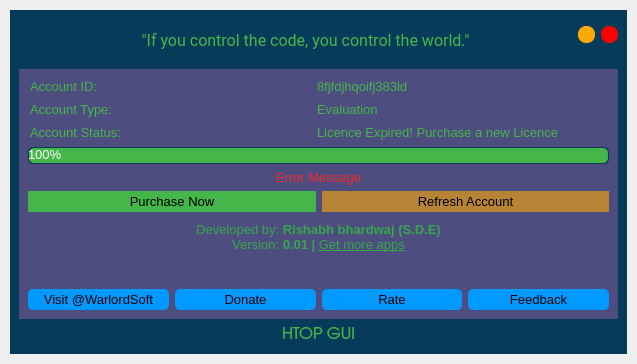
Before: the Qt Designer form src/ui_main.ui in rishabh3354/htop, drawn with Qt 5.
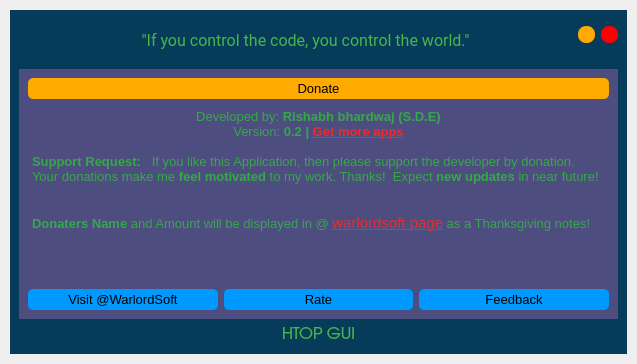
After: the same form once the commit is applied. The open tabs and pages were chosen to show the change. Icons and pictures are not drawn.

```diff
--- a/src/ui_main.ui
+++ b/src/ui_main.ui
@@ -303,7 +303,7 @@
              <string notr="true">background-color: none;</string>
             </property>
             <property name="currentIndex">
-             <number>1</number>
+             <number>3</number>
             </property>
             <widget class="QWidget" name="page_home">
              <property name="styleSheet">
@@ -871,12 +871,25 @@
 </string>
                   </property>
                   <property name="text">
-                   <string>App Settings</string>
+                   <string>Settings</string>
                   </property>
                  </widget>
                 </item>
                </layout>
               </item>
+              <item>
+               <spacer name="horizontalSpacer_11">
+                <property name="orientation">
+                 <enum>Qt::Horizontal</enum>
+                </property>
+                <property name="sizeHint" stdset="0">
+                 <size>
+                  <width>40</width>
+                  <height>20</height>
+                 </size>
+                </property>
+               </spacer>
+              </item>
               <item>
                <layout class="QGridLayout" name="gridLayout_11">
                 <item row="2" column="4">
@@ -1349,19 +1362,6 @@
                 </property>
                </spacer>
               </item>
-              <item>
-               <spacer name="horizontalSpacer_9">
-                <property name="orientation">
-                 <enum>Qt::Horizontal</enum>
-                </property>
-                <property name="sizeHint" stdset="0">
-                 <size>
-                  <width>40</width>
-                  <height>20</height>
-                 </size>
-                </property>
-               </spacer>
-              </item>
               <item>
                <spacer name="horizontalSpacer">
                 <property name="orientation">
@@ -1387,375 +1387,62 @@
              </property>
              <layout class="QVBoxLayout" name="verticalLayout_26">
               <item>
-               <layout class="QHBoxLayout" name="horizontalLayout_26">
-                <item>
-                 <layout class="QGridLayout" name="gridLayout_8">
-                  <item row="1" column="1">
-                   <widget class="QLineEdit" name="lineEdit_plan">
-                    <property name="enabled">
-                     <bool>true</bool>
-                    </property>
+               <widget class="QPushButton" name="donate_button">
                     <property name="font">
                      <font>
                       <pointsize>10</pointsize>
                      </font>
                     </property>
-                    <property name="styleSheet">
-                     <string notr="true">color: rgba(69, 182, 73, 1);
-</string>
-                    </property>
-                    <property name="text">
-                     <string>Evaluation</string>
-                    </property>
-                    <property name="readOnly">
-                     <bool>true</bool>
-                    </property>
-                   </widget>
-                  </item>
-                  <item row="2" column="1">
-                   <widget class="QLineEdit" name="lineEdit_expires_on">
-                    <property name="enabled">
-                     <bool>true</bool>
-                    </property>
-                    <property name="font">
-                     <font>
-                      <pointsize>10</pointsize>
-                     </font>
-                    </property>
-                    <property name="styleSheet">
-                     <string notr="true">color: rgba(69, 182, 73, 1);
-</string>
-                    </property>
-                    <property name="text">
-                     <string>Licence Expired! Purchase a new Licence</string>
-                    </property>
-                    <property name="readOnly">
-                     <bool>true</bool>
-                    </property>
-                   </widget>
-                  </item>
-                  <item row="0" column="1">
-                   <widget class="QLineEdit" name="lineEdit_account_id">
-                    <property name="enabled">
-                     <bool>true</bool>
-                    </property>
-                    <property name="font">
-                     <font>
-                      <pointsize>10</pointsize>
-                     </font>
-                    </property>
-                    <property name="styleSheet">
-                     <string notr="true">color: rgba(69, 182, 73, 1);
-</string>
-                    </property>
-                    <property name="text">
-                     <string>8fjfdjhqoifj383ld</string>
-                    </property>
-                    <property name="readOnly">
-                     <bool>true</bool>
-                    </property>
-                   </widget>
-                  </item>
-                  <item row="0" column="0">
-                   <widget class="QLineEdit" name="lineEdit_13">
-                    <property name="enabled">
-                     <bool>false</bool>
-                    </property>
-                    <property name="font">
-                     <font>
-                      <pointsize>10</pointsize>
-                     </font>
-                    </property>
-                    <property name="styleSheet">
-                     <string notr="true">color: rgba(69, 182, 73, 1);
-</string>
-                    </property>
-                    <property name="text">
-                     <string>Account ID:</string>
-                    </property>
-                   </widget>
-                  </item>
-                  <item row="0" column="2">
-                   <widget class="QLabel" name="label_18">
-                    <property name="text">
-                     <string/>
-                    </property>
-                   </widget>
-                  </item>
-                  <item row="1" column="0">
-                   <widget class="QLineEdit" name="lineEdit_14">
-                    <property name="enabled">
-                     <bool>false</bool>
-                    </property>
-                    <property name="font">
-                     <font>
-                      <pointsize>10</pointsize>
-                     </font>
-                    </property>
-                    <property name="styleSheet">
-                     <string notr="true">color: rgba(69, 182, 73, 1);
-</string>
-                    </property>
-                    <property name="text">
-                     <string>Account Type:</string>
-                    </property>
-                   </widget>
-                  </item>
-                  <item row="2" column="0">
-                   <widget class="QLineEdit" name="lineEdit_15">
-                    <property name="enabled">
-                     <bool>false</bool>
-                    </property>
-                    <property name="font">
-                     <font>
-                      <pointsize>10</pointsize>
-                     </font>
-                    </property>
-                    <property name="styleSheet">
-                     <string notr="true">color: rgba(69, 182, 73, 1);
-</string>
-                    </property>
-                    <property name="text">
-                     <string>Account Status:</string>
-                    </property>
-                   </widget>
-                  </item>
-                 </layout>
-                </item>
-               </layout>
-              </item>
-              <item>
-               <layout class="QHBoxLayout" name="horizontalLayout_31">
-                <item>
-                 <layout class="QVBoxLayout" name="verticalLayout_28">
-                  <item>
-                   <widget class="QProgressBar" name="account_progress_bar">
-                    <property name="enabled">
-                     <bool>true</bool>
-                    </property>
-                    <property name="sizePolicy">
-                     <sizepolicy hsizetype="Preferred" vsizetype="Fixed">
-                      <horstretch>0</horstretch>
-                      <verstretch>0</verstretch>
-                     </sizepolicy>
-                    </property>
-                    <property name="font">
-                     <font>
-                      <pointsize>10</pointsize>
-                     </font>
-                    </property>
-                    <property name="autoFillBackground">
-                     <bool>false</bool>
-                    </property>
-                    <property name="styleSheet">
-                     <string notr="true">QProgressBar:horizontal {
-border-radius: 5px;
-background:rgba(0,0,0,0.1);
-padding: 1px;
-color: white;
-background-color: rgba(6, 60, 89, 1);
-height: 1px;
-
-
-}
-QProgressBar::chunk:horizontal {
-background:rgba(69, 182, 73, 1);
-border-radius: 5px;
-padding: 1px;
-color: white;
-
-}
-QProgressBar 
-{ 
-color: white; 
-}
-</string>
-                    </property>
-                    <property name="maximum">
-                     <number>100</number>
-                    </property>
-                    <property name="value">
-                     <number>100</number>
-                    </property>
-                    <property name="textVisible">
-                     <bool>true</bool>
-                    </property>
-                   </widget>
-                  </item>
-                  <item>
-                   <widget class="QLabel" name="error_message">
-                    <property name="sizePolicy">
-                     <sizepolicy hsizetype="Preferred" vsizetype="Fixed">
-                      <horstretch>0</horstretch>
-                      <verstretch>0</verstretch>
-                     </sizepolicy>
-                    </property>
-                    <property name="font">
-                     <font>
-                      <pointsize>10</pointsize>
-                     </font>
-                    </property>
-                    <property name="text">
-                     <string>&lt;html&gt;&lt;head/&gt;&lt;body&gt;&lt;p align=&quot;center&quot;&gt;&lt;span style=&quot; color:#ef2929;&quot;&gt;Error Message&lt;/span&gt;&lt;/p&gt;&lt;/body&gt;&lt;/html&gt;</string>
-                    </property>
-                    <property name="alignment">
-                     <set>Qt::AlignCenter</set>
-                    </property>
-                   </widget>
-                  </item>
-                 </layout>
-                </item>
-               </layout>
-              </item>
-              <item>
-               <layout class="QHBoxLayout" name="horizontalLayout_30">
-                <item>
-                 <layout class="QHBoxLayout" name="horizontalLayout_32">
-                  <item>
-                   <widget class="QPushButton" name="purchase_licence">
-                    <property name="enabled">
-                     <bool>true</bool>
-                    </property>
-                    <property name="sizePolicy">
-                     <sizepolicy hsizetype="Preferred" vsizetype="Fixed">
-                      <horstretch>0</horstretch>
-                      <verstretch>0</verstretch>
-                     </sizepolicy>
-                    </property>
-                    <property name="font">
-                     <font>
-                      <pointsize>10</pointsize>
-                     </font>
-                    </property>
                     <property name="cursor">
                      <cursorShape>PointingHandCursor</cursorShape>
                     </property>
                     <property name="styleSheet">
                      <string notr="true">QPushButton {
-		padding: 3px;
-	padding-right: 8px;
-	padding-left: 8px;
-	background-color: rgba(69, 182, 73, 1);
+	padding: 3px;
+	padding-right: 10px;
+	padding-left: 10px;
+	background-color:rgb(255, 170, 0);
+	border-radius: 5px;
 	color:black;
 
 }
-
-QPushButton:disabled {	
-background-color: rgb(48,48,48);
-}
-
-
 </string>
                     </property>
                     <property name="text">
-                     <string>Purchase Now</string>
+                 <string>Donate</string>
                     </property>
                     <property name="icon">
                      <iconset resource="resource.qrc">
-                      <normaloff>:/resource/resource/shopping-cart.png</normaloff>:/resource/resource/shopping-cart.png</iconset>
-                    </property>
-                    <property name="iconSize">
-                     <size>
-                      <width>18</width>
-                      <height>18</height>
-                     </size>
-                    </property>
+                  <normaloff>:/resource/resource/paypal.png</normaloff>:/resource/resource/paypal.png</iconset>
+                </property>
                    </widget>
                   </item>
                   <item>
-                   <widget class="QPushButton" name="refresh_account">
-                    <property name="enabled">
-                     <bool>true</bool>
-                    </property>
-                    <property name="sizePolicy">
-                     <sizepolicy hsizetype="Preferred" vsizetype="Fixed">
-                      <horstretch>0</horstretch>
-                      <verstretch>0</verstretch>
-                     </sizepolicy>
-                    </property>
-                    <property name="font">
-                     <font>
-                      <pointsize>10</pointsize>
-                     </font>
-                    </property>
-                    <property name="cursor">
-                     <cursorShape>PointingHandCursor</cursorShape>
-                    </property>
-                    <property name="styleSheet">
-                     <string notr="true">QPushButton {
-		padding: 3px;
-	padding-right: 8px;
-	padding-left: 8px;
-	background-color: rgba(255, 170, 0, 150);
-	color:black;
-
-
-}
-QPushButton:disabled {	
-background-color: rgb(48,48,48);
-}
-
-</string>
-                    </property>
-                    <property name="text">
-                     <string>Refresh Account</string>
-                    </property>
-                    <property name="icon">
-                     <iconset resource="resource.qrc">
-                      <normaloff>:/resource/resource/refresh--v1.png</normaloff>:/resource/resource/refresh--v1.png</iconset>
-                    </property>
-                    <property name="iconSize">
-                     <size>
-                      <width>18</width>
-                      <height>18</height>
-                     </size>
-                    </property>
-                   </widget>
-                  </item>
-                 </layout>
-                </item>
-               </layout>
-              </item>
+               <layout class="QHBoxLayout" name="horizontalLayout_29"/>
+              </item>
               <item>
-               <layout class="QHBoxLayout" name="horizontalLayout_29">
-                <item>
-                 <widget class="QTextBrowser" name="developer_info">
-                  <property name="enabled">
-                   <bool>true</bool>
-                  </property>
-                  <property name="sizePolicy">
-                   <sizepolicy hsizetype="Preferred" vsizetype="Fixed">
-                    <horstretch>0</horstretch>
-                    <verstretch>0</verstretch>
-                   </sizepolicy>
-                  </property>
-                  <property name="styleSheet">
-                   <string notr="true"/>
-                  </property>
-                  <property name="verticalScrollBarPolicy">
-                   <enum>Qt::ScrollBarAlwaysOff</enum>
-                  </property>
-                  <property name="horizontalScrollBarPolicy">
-                   <enum>Qt::ScrollBarAlwaysOff</enum>
-                  </property>
-                  <property name="readOnly">
-                   <bool>true</bool>
-                  </property>
+               <widget class="QTextBrowser" name="textBrowser">
                   <property name="html">
                    <string>&lt;!DOCTYPE HTML PUBLIC &quot;-//W3C//DTD HTML 4.0//EN&quot; &quot;http://www.w3.org/TR/REC-html40/strict.dtd&quot;&gt;
 &lt;html&gt;&lt;head&gt;&lt;meta name=&quot;qrichtext&quot; content=&quot;1&quot; /&gt;&lt;style type=&quot;text/css&quot;&gt;
 p, li { white-space: pre-wrap; }
 &lt;/style&gt;&lt;/head&gt;&lt;body style=&quot; font-family:'Ubuntu'; font-size:11pt; font-weight:400; font-style:normal;&quot;&gt;
 &lt;p align=&quot;center&quot; style=&quot; margin-top:0px; margin-bottom:0px; margin-left:0px; margin-right:0px; -qt-block-indent:0; text-indent:0px;&quot;&gt;&lt;span style=&quot; font-size:10pt; color:#35a849;&quot;&gt;Developed by: &lt;/span&gt;&lt;span style=&quot; font-size:10pt; font-weight:600; color:#35a849;&quot;&gt;Rishabh bhardwaj (S.D.E)&lt;/span&gt;&lt;/p&gt;
-&lt;p align=&quot;center&quot; style=&quot; margin-top:0px; margin-bottom:0px; margin-left:0px; margin-right:0px; -qt-block-indent:0; text-indent:0px;&quot;&gt;&lt;span style=&quot; font-size:10pt; color:#35a849;&quot;&gt;Version: &lt;/span&gt;&lt;span style=&quot; font-size:10pt; font-weight:600; color:#35a849;&quot;&gt;0.01 | &lt;/span&gt;&lt;a href=&quot;https://snapcraft.io/search?q=rishabh&quot;&gt;&lt;span style=&quot; font-size:10pt; text-decoration: underline; color:#35a849;&quot;&gt;Get more apps&lt;/span&gt;&lt;/a&gt;&lt;/p&gt;&lt;/body&gt;&lt;/html&gt;</string>
+&lt;p align=&quot;center&quot; style=&quot; margin-top:0px; margin-bottom:0px; margin-left:0px; margin-right:0px; -qt-block-indent:0; text-indent:0px;&quot;&gt;&lt;span style=&quot; font-size:10pt; color:#35a849;&quot;&gt;Version: &lt;/span&gt;&lt;span style=&quot; font-size:10pt; font-weight:600; color:#35a849;&quot;&gt;0.2 | &lt;/span&gt;&lt;a href=&quot;https://snapcraft.io/search?q=rishabh&quot;&gt;&lt;span style=&quot; font-size:10pt; font-weight:600; text-decoration: underline; color:#ef2929;&quot;&gt;Get more apps&lt;/span&gt;&lt;/a&gt;&lt;/p&gt;
+&lt;p style=&quot;-qt-paragraph-type:empty; margin-top:0px; margin-bottom:0px; margin-left:0px; margin-right:0px; -qt-block-indent:0; text-indent:0px; font-size:10pt; color:#35a849;&quot;&gt;&lt;br /&gt;&lt;/p&gt;
+&lt;p style=&quot; margin-top:0px; margin-bottom:0px; margin-left:0px; margin-right:0px; -qt-block-indent:0; text-indent:0px;&quot;&gt;&lt;span style=&quot; font-size:10pt; font-weight:600; color:#35a849;&quot;&gt;Support Request:&lt;/span&gt;&lt;span style=&quot; font-size:10pt; color:#35a849;&quot;&gt;   If you like this Application, then please support the developer by donation. Your donations make me &lt;/span&gt;&lt;span style=&quot; font-size:10pt; font-weight:600; color:#35a849;&quot;&gt;feel motivated&lt;/span&gt;&lt;span style=&quot; font-size:10pt; color:#35a849;&quot;&gt; to my work. Thanks!  Expect &lt;/span&gt;&lt;span style=&quot; font-size:10pt; font-weight:600; color:#35a849;&quot;&gt;new updates&lt;/span&gt;&lt;span style=&quot; font-size:10pt; color:#35a849;&quot;&gt; in near future!&lt;/span&gt;&lt;/p&gt;
+&lt;p style=&quot;-qt-paragraph-type:empty; margin-top:0px; margin-bottom:0px; margin-left:0px; margin-right:0px; -qt-block-indent:0; text-indent:0px; font-size:10pt; color:#35a849;&quot;&gt;&lt;br /&gt;&lt;/p&gt;
+&lt;p style=&quot;-qt-paragraph-type:empty; margin-top:0px; margin-bottom:0px; margin-left:0px; margin-right:0px; -qt-block-indent:0; text-indent:0px; font-size:10pt; color:#35a849;&quot;&gt;&lt;br /&gt;&lt;/p&gt;
+&lt;p style=&quot; margin-top:0px; margin-bottom:0px; margin-left:0px; margin-right:0px; -qt-block-indent:0; text-indent:0px;&quot;&gt;&lt;span style=&quot; font-size:10pt; font-weight:600; color:#35a849;&quot;&gt;Donaters Name&lt;/span&gt;&lt;span style=&quot; font-size:10pt; color:#35a849;&quot;&gt; and Amount will be displayed in @ &lt;/span&gt;&lt;a href=&quot;https://warlordsoftwares.in/warlord_soft/dashboard/&quot;&gt;&lt;span style=&quot; text-decoration: underline; color:#ef2929;&quot;&gt;warlordsoft page&lt;/span&gt;&lt;/a&gt;&lt;span style=&quot; font-size:10pt; color:#35a849;&quot;&gt; as a Thanksgiving notes!&lt;/span&gt;&lt;/p&gt;&lt;/body&gt;&lt;/html&gt;</string>
+                </property>
+                <property name="textInteractionFlags">
+                 <set>Qt::LinksAccessibleByKeyboard|Qt::LinksAccessibleByMouse|Qt::TextBrowserInteraction|Qt::TextSelectableByKeyboard|Qt::TextSelectableByMouse</set>
                   </property>
                   <property name="openExternalLinks">
                    <bool>true</bool>
                   </property>
                  </widget>
                 </item>
-               </layout>
-              </item>
               <item>
                <layout class="QHBoxLayout" name="horizontalLayout_33">
                 <item>
@@ -1791,36 +1478,7 @@
                     </property>
                    </widget>
                   </item>
-                  <item>
-                   <widget class="QPushButton" name="donate_button">
-                    <property name="font">
-                     <font>
-                      <pointsize>10</pointsize>
-                     </font>
-                    </property>
-                    <property name="cursor">
-                     <cursorShape>PointingHandCursor</cursorShape>
-                    </property>
-                    <property name="styleSheet">
-                     <string notr="true">QPushButton {
-	padding: 3px;
-	padding-right: 10px;
-	padding-left: 10px;
-	background-color:rgb(0, 153, 255);
-	border-radius: 5px;
-	color:black;
-
-}
-</string>
-                    </property>
-                    <property name="text">
-                     <string>Donate</string>
-                    </property>
-                    <property name="icon">
-                     <iconset resource="resource.qrc">
-                      <normaloff>:/resource/resource/paypal.png</normaloff>:/resource/resource/paypal.png</iconset>
-                    </property>
-                   </widget>
+                 </layout>
                   </item>
                   <item>
                    <widget class="QPushButton" name="rate_button">
@@ -1887,8 +1545,6 @@
                  </layout>
                 </item>
                </layout>
-              </item>
-             </layout>
             </widget>
             <widget class="QWidget" name="main_home">
              <layout class="QVBoxLayout" name="verticalLayout_30">
@@ -2035,7 +1691,7 @@
 </string>
                     </property>
                     <property name="text">
-                     <string>Account</string>
+                     <string>About</string>
                     </property>
                     <property name="icon">
                      <iconset resource="resource.qrc">
@@ -2114,6 +1770,9 @@
                <property name="cursor">
                 <cursorShape>PointingHandCursor</cursorShape>
                </property>
+               <property name="toolTip">
+                <string/>
+               </property>
                <property name="styleSheet">
                 <string notr="true"/>
                </property>
@@ -2143,6 +1802,9 @@
                <property name="cursor">
                 <cursorShape>PointingHandCursor</cursorShape>
                </property>
+               <property name="toolTip">
+                <string/>
+               </property>
                <property name="styleSheet">
                 <string notr="true"/>
                </property>
@@ -2189,6 +1851,9 @@
                <property name="cursor">
                 <cursorShape>PointingHandCursor</cursorShape>
                </property>
+               <property name="toolTip">
+                <string/>
+               </property>
                <property name="styleSheet">
                 <string notr="true"/>
                </property>
@@ -2218,6 +1883,9 @@
                <property name="cursor">
                 <cursorShape>PointingHandCursor</cursorShape>
                </property>
+               <property name="toolTip">
+                <string/>
+               </property>
                <property name="styleSheet">
                 <string notr="true"/>
                </property>
```
Lines whose indentation alone changed are shown as unchanged.
